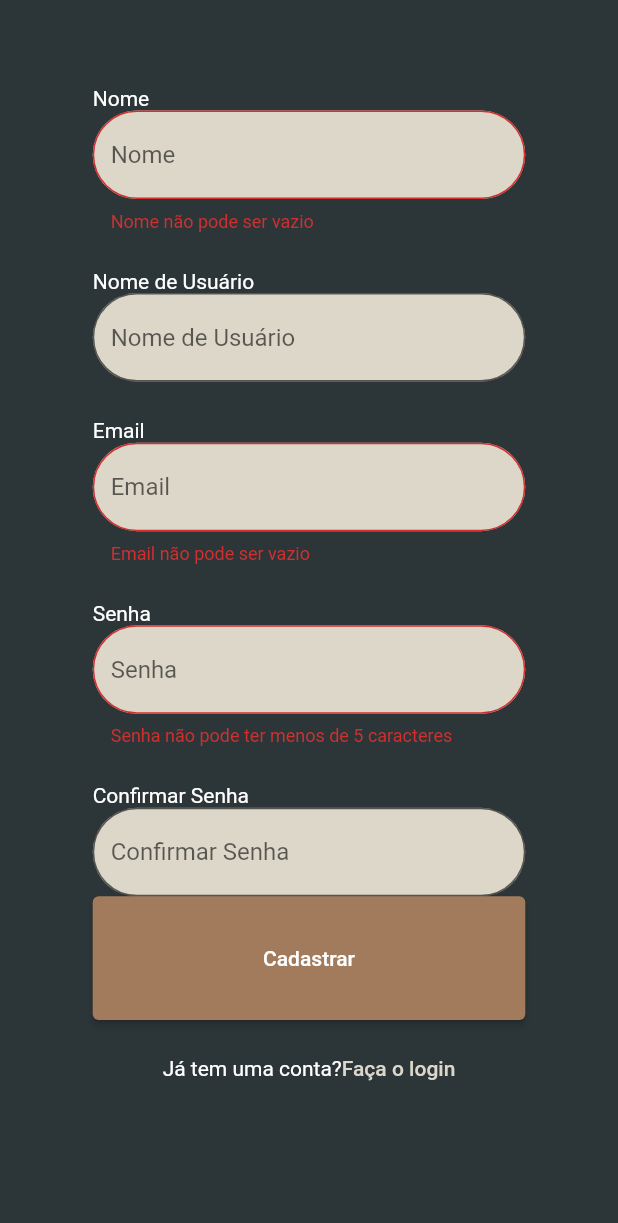
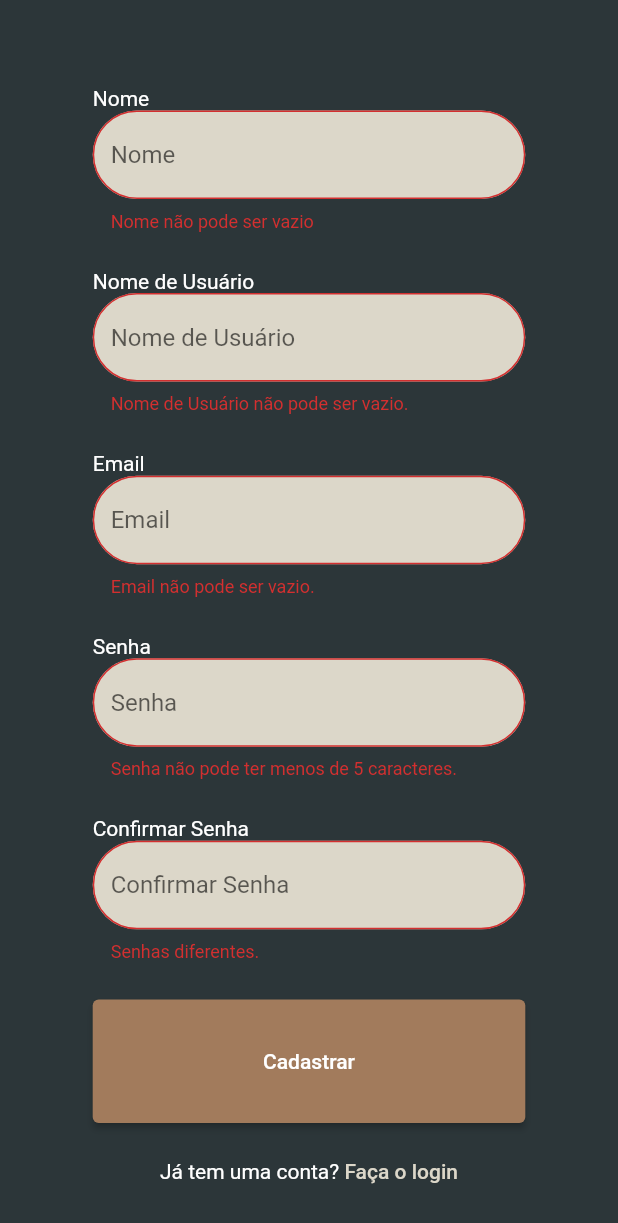
Before and after one commit to pedro-fie/proj-integrador, a Flutter app: the Cadastro screen opened directly, after a tap on "Cadastrar", on a phone screen of 412 x 824 dp. Shown: the top 1223 px of the screen. Run offline on Flutter 3.47's test engine with Material 2 defaults, Android fonts, the phone set to English and light mode, and no system bars; our stand-ins replace cloud_firestore, firebase_core, flutter_svg, localstorage; missing offline and left inert: dart:html, dart:js; accounts and stored records are empty.

Commit message:
Finalizado

```diff
--- a/lib/Models/InputForm.dart
+++ b/lib/Models/InputForm.dart
@@ -6,8 +6,16 @@ class Input extends StatelessWidget {
   final void Function(String) fun;
   final String label;
   final bool password;
+  final TextInputType type;
+  final double? height;
+  final int? length;
+
   const Input(this.label, this.edg, this.fun, this.validator,
-      {this.password = false, super.key});
+      {this.height,
+      this.length,
+      this.type = TextInputType.text,
+      this.password = false,
+      super.key});
 
   @override
   Widget build(BuildContext context) {
@@ -30,7 +38,11 @@ class Input extends StatelessWidget {
           //Campo
           SizedBox(
             width: MediaQuery.of(context).size.width * 0.7,
+            height: height,
             child: TextFormField(
+              maxLines: type == TextInputType.multiline ? 100 : 1,
+              maxLength: length,
+              keyboardType: type,
               obscureText: password,
               decoration: InputDecoration(
                 hintText: label,
@@ -38,11 +50,11 @@ class Input extends StatelessWidget {
                 filled: true,
                 border: OutlineInputBorder(
                   borderSide: const BorderSide(color: Colors.white),
-                  borderRadius: BorderRadius.circular(100),
+                  borderRadius:
+                      BorderRadius.circular(height == null ? 100 : 20),
                 ),
               ),
               onChanged: fun,
-              // The validator receives the text that the user has entered.
               validator: validator,
             ),
           ),
--- a/lib/Telas/Cadastro.dart
+++ b/lib/Telas/Cadastro.dart
@@ -34,24 +34,24 @@ class _CadastroState extends State<_Cadastro> {
 
   String? validarEmail(value) {
     if (value == null || value.isEmpty) {
-      return "Email não pode ser vazio";
+      return "Email não pode ser vazio.";
     }
     if (!value.contains('@') || !value.contains('.')) {
-      return "Formato de email inválido";
+      return "Formato de email inválido.";
     }
     return null;
   }
 
   String? validarSenha(value) {
     if (value == null || value.length < 5) {
-      return "Senha não pode ter menos de 5 caracteres";
+      return "Senha não pode ter menos de 5 caracteres.";
     }
     return null;
   }
 
-  String? validarRepetirSenha(value) {
-    if (value == null || value != _login.senha) {
-      return "Senhas diferentes";
+  String? validarRepetirSenha(String? value) {
+    if (value == null || value != _login.senha || value.isEmpty) {
+      return "Senhas diferentes.";
     }
     return null;
   }
@@ -70,22 +70,47 @@ class _CadastroState extends State<_Cadastro> {
             SizedBox(
               height: MediaQuery.of(context).size.height * .04,
             ),
-            Input("Nome", EdgeInsets.only(top: distanciaY),
-                (e) => _login.nome = e, validarNome),
+            Input(
+              "Nome",
+              EdgeInsets.only(top: distanciaY),
+              (e) => _login.nome = e,
+              validarNome,
+            ),
             //Nome de Usuario
-            Input("Nome de Usuário", EdgeInsets.only(top: distanciaY),
-                (e) => _login.login = e, (p0) => null),
+            Input(
+              "Nome de Usuário",
+              EdgeInsets.only(top: distanciaY),
+              (e) => _login.login = e,
+              (p0) => _login.login.isNotEmpty
+                  ? null
+                  : "Nome de Usuário não pode ser vazio.",
+            ),
             //Email
-            Input("Email", EdgeInsets.only(top: distanciaY),
-                (e) => _login.email = e, validarEmail),
+            Input(
+              "Email",
+              EdgeInsets.only(top: distanciaY),
+              (e) => _login.email = e,
+              validarEmail,
+            ),
             //Senha
-            Input("Senha", EdgeInsets.only(top: distanciaY),
-                (e) => _login.senha = e, validarSenha,
-                password: true),
+            Input(
+              "Senha",
+              EdgeInsets.only(top: distanciaY),
+              (e) => _login.senha = e,
+              validarSenha,
+              password: true,
+            ),
             //Confirmar Senha
-            Input("Confirmar Senha", EdgeInsets.only(top: distanciaY),
-                (e) => {_login.senhaRepetida}, validarRepetirSenha,
-                password: true),
+            Input(
+              "Confirmar Senha",
+              EdgeInsets.only(
+                top: distanciaY,
+                bottom: distanciaY,
+              ),
+              (e) => {_login.senhaRepetida = e},
+              validarRepetirSenha,
+              password: true,
+            ),
             //Botao Casdastrar
             ElevatedButton(
               onPressed: () => {
@@ -138,7 +163,7 @@ class _CadastroState extends State<_Cadastro> {
                       padding: const EdgeInsets.all(0),
                     ),
                     child: const Text(
-                      "Faça o login",
+                      " Faça o login",
                       style: TextStyle(
                         color: Color(0xFFDCD7C9),
                       ),
```
Also changed, not shown: lib/Models/Card.dart (+19 -6 lines), lib/Models/SideBar.dart (+16 -10 lines), lib/Telas/AdicionarReceita.dart (+73 -15 lines), lib/Telas/Login.dart (+31 -12 lines), lib/Telas/MostrarReceita.dart (added, +94 -0 lines), lib/Telas/Perfil.dart (+1 -6 lines), lib/Telas/Principal.dart (+6 -8 lines).
